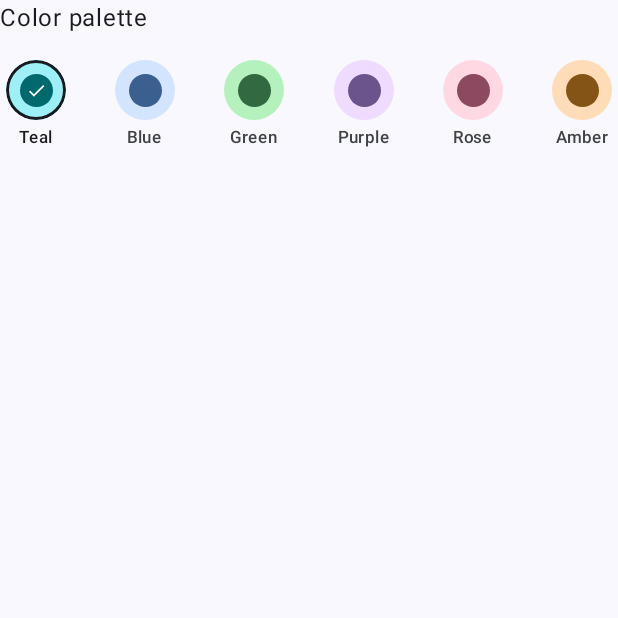
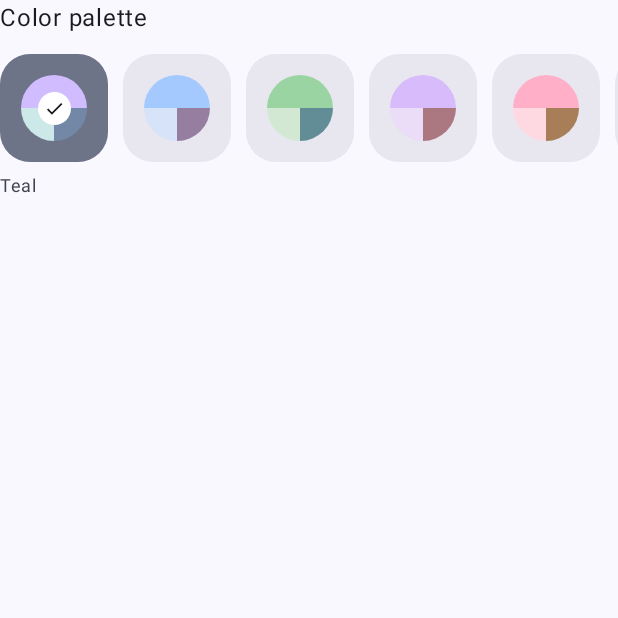
Before and after one commit to iamgiven/GistDroid, an Android app built with Jetpack Compose: the composable PalettePicker shown on its own in the app's theme, on a phone screen of 412 x 824 dp, the top half of it. Run offline under Robolectric (Android 15) with nearby library versions, the phone set to English and light mode, and no system bars.

Commit message:
Wallpaper-style palette swatches; theme-tinted card borders
Palette options are rounded tiles holding a three-part swatch (primary,
secondary container, tertiary) with a check on the selected one. List
card borders and dividers use a stronger primary tint so they follow
the color tone.

```diff
--- a/app/src/main/java/io/github/iamgiven/gistdroid/ui/components/Cards.kt
+++ b/app/src/main/java/io/github/iamgiven/gistdroid/ui/components/Cards.kt
@@ -203,13 +203,13 @@ private fun listCardColors(): ListCardColors {
         ListCardColors(
             container = cs.primaryContainer.copy(alpha = 0.22f).compositeOver(cs.surfaceContainerLow),
             code = cs.primaryContainer.copy(alpha = 0.10f).compositeOver(cs.surfaceContainerLowest),
-            line = cs.primary.copy(alpha = 0.16f).compositeOver(cs.surfaceContainerLow),
+            line = cs.primary.copy(alpha = 0.30f).compositeOver(cs.surfaceContainerLow),
         )
     } else {
         ListCardColors(
             container = cs.primaryContainer.copy(alpha = 0.27f).compositeOver(cs.surfaceContainerLowest),
             code = cs.primaryContainer.copy(alpha = 0.10f).compositeOver(cs.surfaceContainerLowest),
-            line = cs.primary.copy(alpha = 0.12f).compositeOver(cs.surfaceContainerLowest),
+            line = cs.primary.copy(alpha = 0.24f).compositeOver(cs.surfaceContainerLowest),
         )
     }
 }
--- a/app/src/main/java/io/github/iamgiven/gistdroid/ui/settings/SettingsScreen.kt
+++ b/app/src/main/java/io/github/iamgiven/gistdroid/ui/settings/SettingsScreen.kt
@@ -88,13 +88,17 @@ import io.github.iamgiven.gistdroid.data.ThemeMode
 import io.github.iamgiven.gistdroid.data.ColorPalette
 import io.github.iamgiven.gistdroid.ui.theme.schemes
 import androidx.compose.foundation.background
-import androidx.compose.foundation.border
 import androidx.compose.foundation.layout.height
 import androidx.compose.foundation.selection.selectable
 import androidx.compose.foundation.selection.selectableGroup
 import androidx.compose.material.icons.filled.Check
 import androidx.compose.ui.draw.clip
-import androidx.compose.ui.graphics.luminance
+import androidx.compose.foundation.Canvas
+import androidx.compose.foundation.horizontalScroll
+import androidx.compose.foundation.rememberScrollState
+import androidx.compose.ui.graphics.lerp
+import androidx.compose.ui.semantics.contentDescription
+import androidx.compose.ui.semantics.semantics
 import io.github.iamgiven.gistdroid.data.remote.friendlyMessage
 import io.github.iamgiven.gistdroid.ui.appViewModel
 import io.github.iamgiven.gistdroid.ui.components.CardShape
@@ -448,48 +452,64 @@ private fun Context.clearClipboardIfEquals(token: String) {
 /** Row of palette swatches, shown when dynamic color is off or unavailable. */
 @Composable
 private fun PalettePicker(selected: ColorPalette, onSelect: (ColorPalette) -> Unit) {
-    val dark = MaterialTheme.colorScheme.surface.luminance() < 0.5f
     Column {
         Text("Color palette", style = MaterialTheme.typography.bodyLarge)
         Spacer(Modifier.height(12.dp))
-        Row(Modifier.fillMaxWidth().selectableGroup(), horizontalArrangement = Arrangement.SpaceBetween) {
+        Row(
+            Modifier.fillMaxWidth().horizontalScroll(rememberScrollState()).selectableGroup(),
+            horizontalArrangement = Arrangement.spacedBy(10.dp),
+        ) {
             ColorPalette.entries.forEach { palette ->
-                val (light, darkScheme) = palette.schemes()
-                val scheme = if (dark) darkScheme else light
                 val isSelected = palette == selected
-                Column(
+                Box(
                     Modifier
-                        .clip(RoundedCornerShape(12.dp))
+                        .size(72.dp)
+                        .clip(RoundedCornerShape(20.dp))
+                        .background(
+                            if (isSelected) MaterialTheme.colorScheme.secondaryContainer
+                            else MaterialTheme.colorScheme.surfaceContainerHigh
+                        )
                         .selectable(selected = isSelected, role = Role.RadioButton, onClick = { onSelect(palette) })
-                        .padding(4.dp),
-                    horizontalAlignment = Alignment.CenterHorizontally,
+                        .semantics { contentDescription = "${palette.label} palette" },
+                    contentAlignment = Alignment.Center,
                 ) {
-                    Box(
-                        Modifier
-                            .size(40.dp)
-                            .clip(CircleShape)
-                            .background(scheme.primaryContainer)
-                            .then(
-                                if (isSelected) Modifier.border(2.dp, MaterialTheme.colorScheme.onSurface, CircleShape)
-                                else Modifier
-                            ),
-                        contentAlignment = Alignment.Center,
-                    ) {
+                    PaletteSwatch(palette, Modifier.size(44.dp))
+                    if (isSelected) {
                         Box(
-                            Modifier.size(22.dp).clip(CircleShape).background(scheme.primary),
+                            Modifier
+                                .size(22.dp)
+                                .clip(CircleShape)
+                                .background(MaterialTheme.colorScheme.surfaceContainerLowest),
                             contentAlignment = Alignment.Center,
                         ) {
-                            if (isSelected) Icon(Icons.Default.Check, null, Modifier.size(14.dp), tint = scheme.onPrimary)
+                            Icon(Icons.Default.Check, null, Modifier.size(14.dp), tint = MaterialTheme.colorScheme.onSurface)
                         }
                     }
-                    Spacer(Modifier.height(4.dp))
-                    Text(
-                        palette.label,
-                        style = MaterialTheme.typography.labelSmall,
-                        color = if (isSelected) MaterialTheme.colorScheme.onSurface else MaterialTheme.colorScheme.onSurfaceVariant,
-                    )
                 }
             }
         }
+        Spacer(Modifier.height(8.dp))
+        Text(
+            selected.label,
+            style = MaterialTheme.typography.bodySmall,
+            color = MaterialTheme.colorScheme.onSurfaceVariant,
+        )
     }
 }
+
+/**
+ * Wallpaper-picker style swatch: primary on the top half, secondary container bottom-left and
+ * tertiary bottom-right, taken from the palette's light scheme.
+ */
+@Composable
+private fun PaletteSwatch(palette: ColorPalette, modifier: Modifier = Modifier) {
+    val (light, darkScheme) = palette.schemes()
+    val top = light.inversePrimary
+    val bottomLeft = light.secondaryContainer
+    val bottomRight = lerp(light.tertiary, darkScheme.tertiary, 0.4f)
+    Canvas(modifier) {
+        drawArc(top, startAngle = 180f, sweepAngle = 180f, useCenter = true)
+        drawArc(bottomLeft, startAngle = 90f, sweepAngle = 90f, useCenter = true)
+        drawArc(bottomRight, startAngle = 0f, sweepAngle = 90f, useCenter = true)
+    }
+}
```
